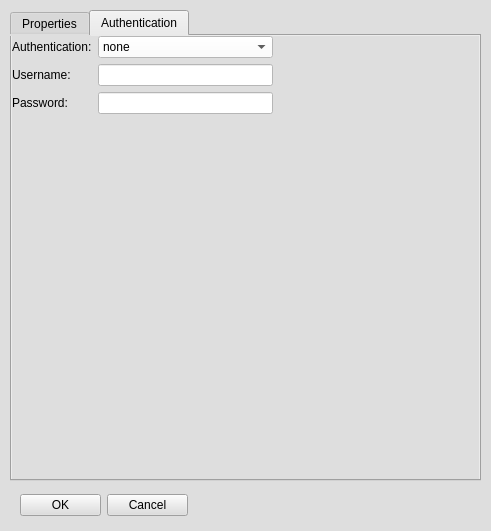
adaptivenetworklab/NetFlux5G, file netflux5g-editor/src/gui/ui/AP_properties.ui: the form before one commit.
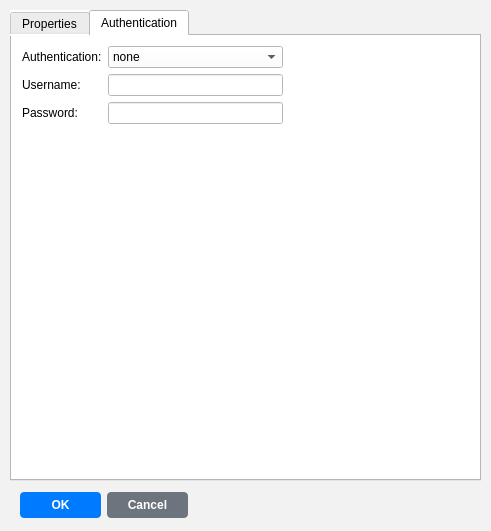
The form after the commit. The open tabs and pages were chosen to show the change.

The edit to the form file:
```diff
--- a/netflux5g-editor/src/gui/ui/AP_properties.ui
+++ b/netflux5g-editor/src/gui/ui/AP_properties.ui
@@ -14,7 +14,7 @@
    <string>MainWindow</string>
   </property>
   <property name="styleSheet">
-   <string notr="true">background-color: rgb(222, 222, 222);</string>
+   <string notr="true">background-color: rgb(242, 242, 242);</string>
   </property>
   <widget class="QWidget" name="centralwidget">
    <widget class="QWidget" name="gridLayoutWidget">
@@ -29,6 +29,24 @@
     <layout class="QGridLayout" name="gridLayout">
      <item row="0" column="0">
       <widget class="QPushButton" name="AP_OKButton">
+       <property name="styleSheet">
+        <string notr="true">
+         QPushButton {
+          background-color: rgb(0, 123, 255);
+          color: white;
+          border: none;
+          padding: 6px 12px;
+          border-radius: 4px;
+          font-weight: bold;
+         }
+         QPushButton:hover {
+          background-color: rgb(0, 105, 217);
+         }
+         QPushButton:pressed {
+          background-color: rgb(0, 86, 179);
+         }
+        </string>
+       </property>
        <property name="text">
         <string>OK</string>
        </property>
@@ -36,6 +54,24 @@
      </item>
      <item row="0" column="1">
       <widget class="QPushButton" name="AP_CancelButton">
+       <property name="styleSheet">
+        <string notr="true">
+         QPushButton {
+          background-color: rgb(108, 117, 125);
+          color: white;
+          border: none;
+          padding: 6px 12px;
+          border-radius: 4px;
+          font-weight: bold;
+         }
+         QPushButton:hover {
+          background-color: rgb(90, 98, 104);
+         }
+         QPushButton:pressed {
+          background-color: rgb(73, 80, 87);
+         }
+        </string>
+       </property>
        <property name="text">
         <string>Cancel</string>
        </property>
@@ -53,7 +89,7 @@
      </rect>
     </property>
     <property name="styleSheet">
-     <string notr="true"/>
+     <string notr="true">background-color: rgb(255, 255, 255);</string>
     </property>
     <property name="currentIndex">
      <number>0</number>
@@ -353,8 +389,8 @@
      <widget class="QWidget" name="formLayoutWidget_2">
       <property name="geometry">
        <rect>
-        <x>0</x>
-        <y>0</y>
+        <x>10</x>
+        <y>10</y>
         <width>261</width>
         <height>89</height>
        </rect>
```
